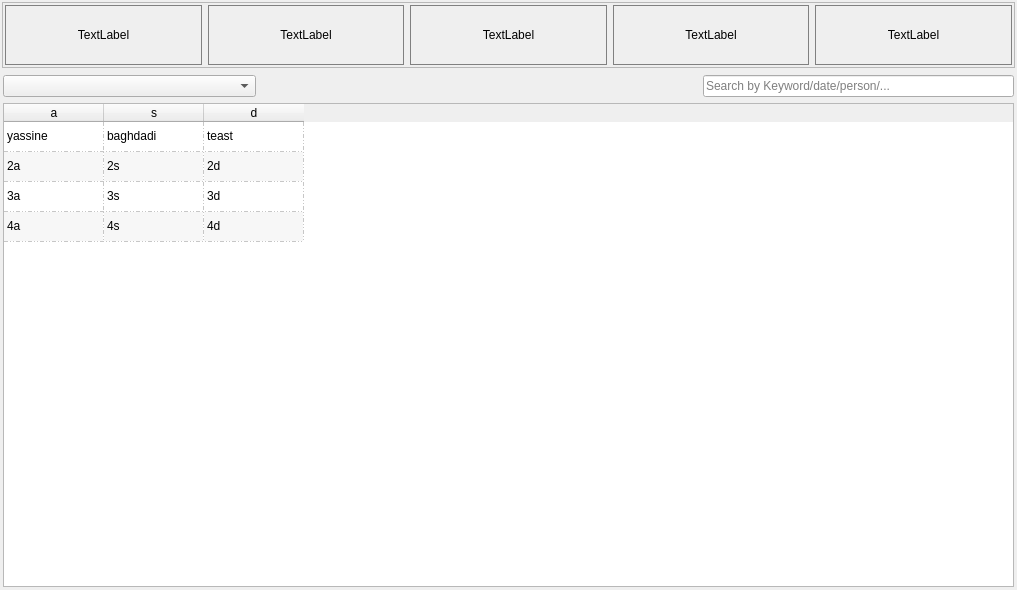
The window that src/ui/home.ui (YassineBaghdadi/PARA-ELECTRO) describes before a commit, drawn with Qt 5.
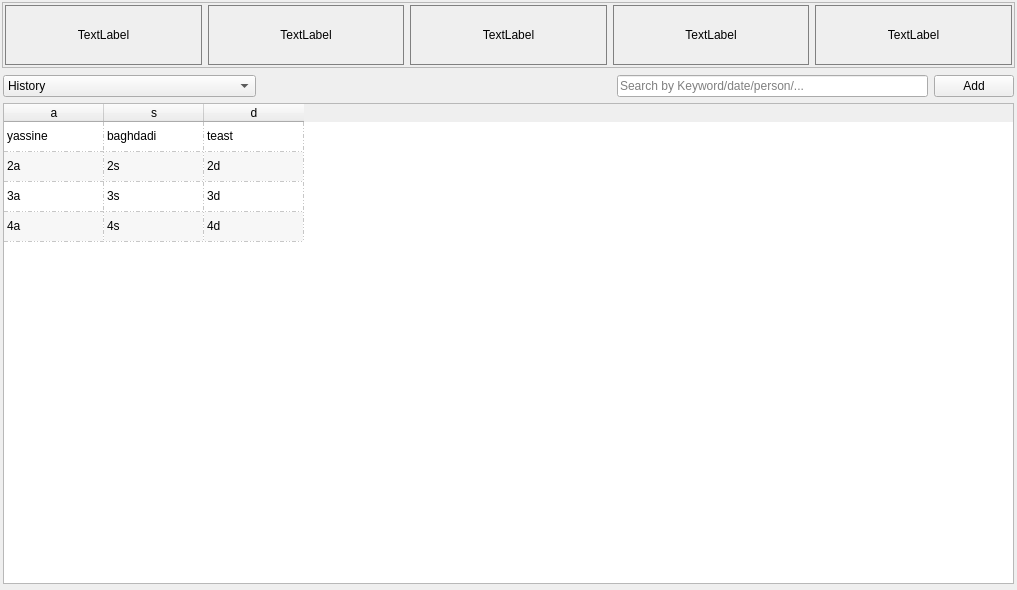
The same window after the commit.

What changed in the file:
```diff
--- a/src/ui/home.ui
+++ b/src/ui/home.ui
@@ -237,6 +237,9 @@
         </property>
         <item>
          <layout class="QVBoxLayout" name="verticalLayout_4">
+          <property name="bottomMargin">
+           <number>3</number>
+          </property>
           <item>
            <layout class="QHBoxLayout" name="horizontalLayout">
             <item>
@@ -253,6 +256,21 @@
                 <height>16777215</height>
                </size>
               </property>
+              <item>
+               <property name="text">
+                <string>History</string>
+               </property>
+              </item>
+              <item>
+               <property name="text">
+                <string>Products</string>
+               </property>
+              </item>
+              <item>
+               <property name="text">
+                <string>Invoices</string>
+               </property>
+              </item>
              </widget>
             </item>
             <item>
@@ -287,6 +305,13 @@
               </property>
              </widget>
             </item>
+            <item>
+             <widget class="QPushButton" name="add">
+              <property name="text">
+               <string>Add</string>
+              </property>
+             </widget>
+            </item>
            </layout>
           </item>
           <item>
@@ -297,6 +322,9 @@
             <property name="statusTip">
              <string/>
             </property>
+            <property name="layoutDirection">
+             <enum>Qt::LeftToRight</enum>
+            </property>
             <property name="autoFillBackground">
              <bool>false</bool>
             </property>
@@ -327,6 +355,9 @@
             <property name="selectionBehavior">
              <enum>QAbstractItemView::SelectRows</enum>
             </property>
+            <property name="textElideMode">
+             <enum>Qt::ElideLeft</enum>
+            </property>
             <property name="verticalScrollMode">
              <enum>QAbstractItemView::ScrollPerPixel</enum>
             </property>
```
Left out of the diff: 5 changed lines with no effect on the pictures.
